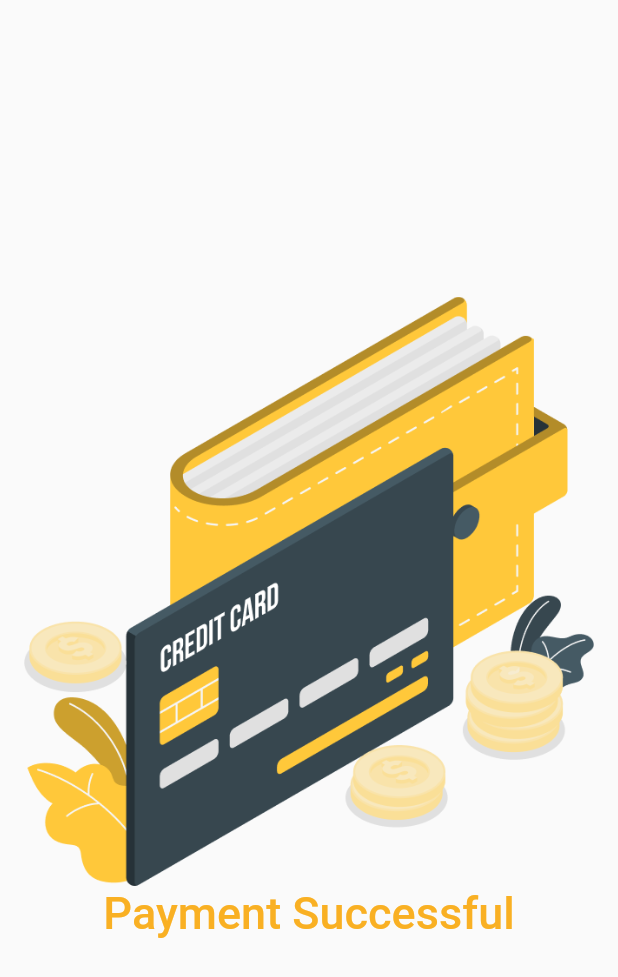
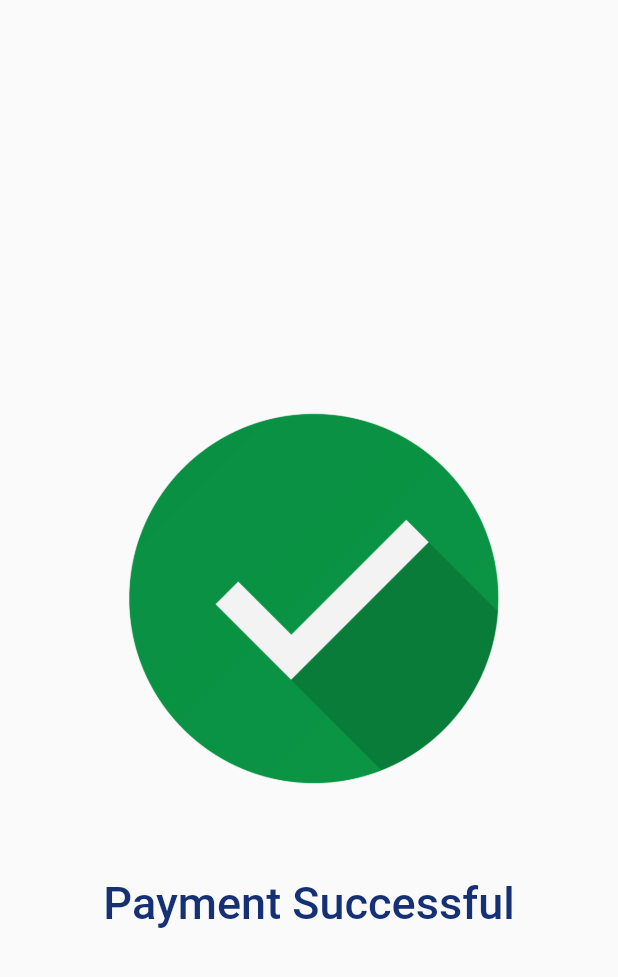
Before and after one commit to Huzaifamalani/mini_project_1, a Flutter app: the PaymentSucess screen opened directly, on a phone screen of 412 x 824 dp. Shown: the top 977 px of the screen. Run offline on Flutter 3.47's test engine with Material 2 defaults, Android fonts, the phone set to English and light mode, and no system bars; our stand-ins replace curved_navigation_bar, fluttertoast, iconly, smooth_page_indicator.

Commit message:
working category

```diff
--- a/lib/screens/add_to_cart.dart/cart_screen.dart
+++ b/lib/screens/add_to_cart.dart/cart_screen.dart
@@ -139,7 +139,7 @@ class _AddToCartScreenState extends State<AddToCartScreen> {
                           return ListTile(
                             leading: CircleAvatar(
                               radius: 30,
-                              backgroundImage: NetworkImage(
+                              backgroundImage: AssetImage(
                                   "${cartItems[index]['thumbnail']}"),
                             ),
                             title: Text("${cartItems[index]['title']}"),
--- a/lib/screens/categories_screen/product_screen.dart
+++ b/lib/screens/categories_screen/product_screen.dart
@@ -87,9 +87,9 @@ class _ProductScreenState extends State<ProductScreen> {
                             child: CircleAvatar(
                               backgroundColor:
                                   const Color.fromARGB(0, 29, 52, 71),
-                              foregroundImage: NetworkImage(
+                              foregroundImage: AssetImage(
                                   "${prodsImgs[widget.indexForItem][index]}",
-                                  scale: 0.1),
+                                  ),
                             ),
                           ),
                         );
--- a/lib/screens/constant.dart
+++ b/lib/screens/constant.dart
@@ -25,7 +25,7 @@ class AppColors {
 class CustomStyle {
   static TextStyle headerBold = const TextStyle(
     // For 30 Size
-    fontSize: 30,
+    fontSize: 25,
     fontWeight: FontWeight.bold,
     color: Color(0xffFAFBFD),
   );
--- a/lib/screens/home_screen/home_screen_page.dart
+++ b/lib/screens/home_screen/home_screen_page.dart
@@ -115,7 +115,7 @@ class _HomeScreenPageViewState extends State<HomeScreenPageView> {
                               child: ClipRRect(
                                 borderRadius:
                                     BorderRadius.all(Radius.circular(16)),
-                                child: Image.network(
+                                child: Image.asset(
                                   "${products[index]["thumbnail"]}",
                                   height: 150,
                                   width: double.infinity,
--- a/lib/screens/payment_sucess/payment_sucess.dart
+++ b/lib/screens/payment_sucess/payment_sucess.dart
@@ -14,7 +14,7 @@ class _PaymentSucessState extends State<PaymentSucess> {
   @override
   void initState() {
     Future.delayed(
-      Duration(seconds: 2),
+      Duration(seconds: 3),
       () {
         Navigator.of(context).pushReplacement(
           MaterialPageRoute(
@@ -36,13 +36,13 @@ class _PaymentSucessState extends State<PaymentSucess> {
           crossAxisAlignment: CrossAxisAlignment.center,
           children: [
             Image.asset(
-              "assets/onboardImages/payment_success.png",
+              "assets/onboardImages/check.png",
               width: double.infinity,
             ),
             Text(
               "Payment Successful",
               style: Heading1.Medium30px.copyWith(
-                color: CustColors.darkYellow,
+                color: CustColors.darkBlue,
               ),
             ),
           ],
--- a/pubspec.yaml
+++ b/pubspec.yaml
@@ -74,8 +74,6 @@ flutter:
     - assets/svgs/
     - assets/icons/
     - assets/
-    - assets/images/
-
 
   # An image asset can refer to one or more resolution-specific "variants", see
   # https://flutter.dev/assets-and-images/#resolution-aware
```
Also changed, not shown: assets/onboardImages/check.png (added), assets/onboardImages/payment.png (added), assets/onboardImages/payment_success.png (deleted).
